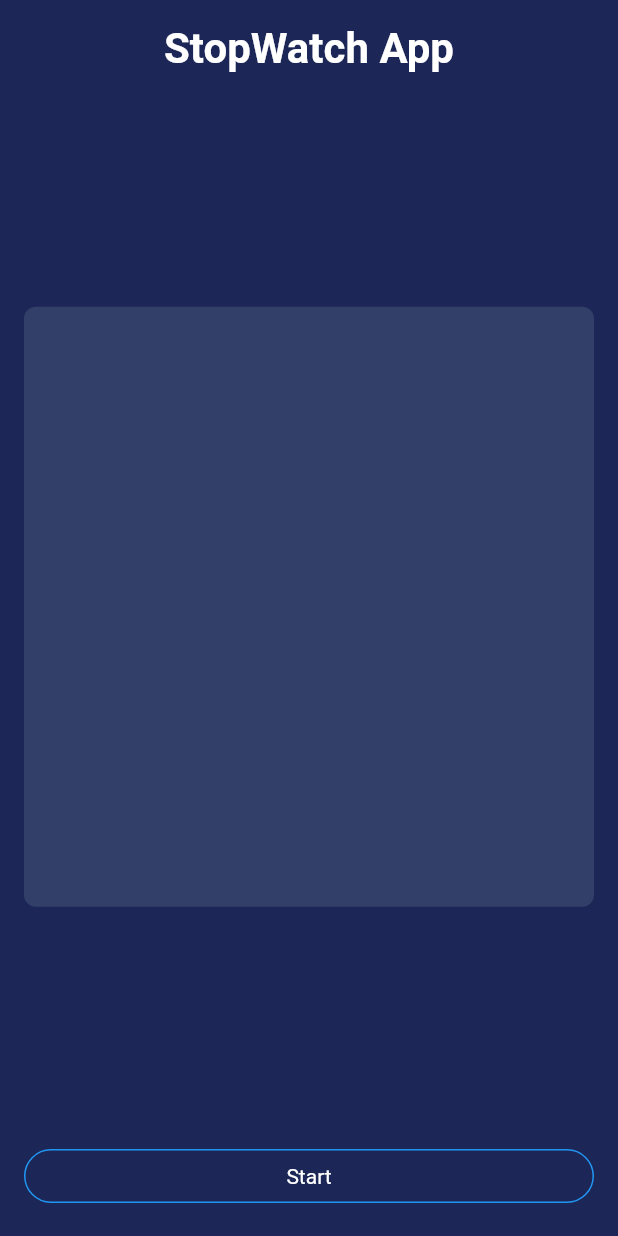
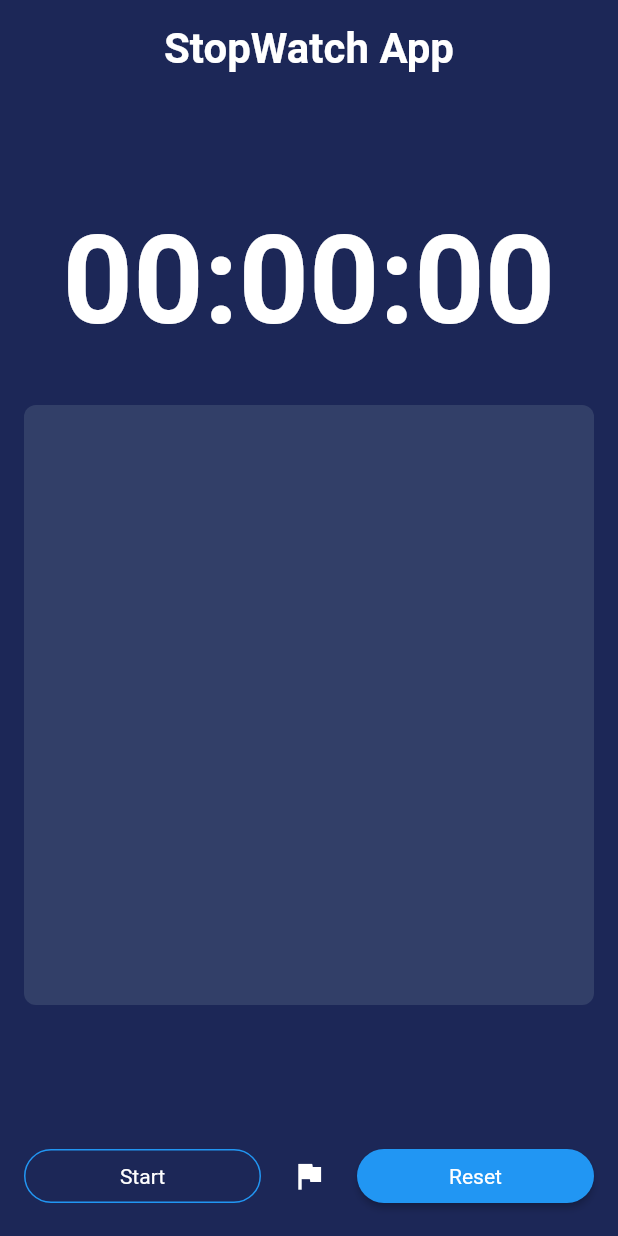
Before and after one commit to ananaziz96/flutter_stopwatch, a Flutter app: the screen it shows after launch, on a phone screen of 412 x 824 dp. Run offline on Flutter 3.47's test engine with Material 2 defaults, Android fonts, the phone set to English and light mode, and no system bars.

Commit message:
add funcs

```diff
--- a/lib/main.dart
+++ b/lib/main.dart
@@ -1,3 +1,5 @@
+import 'dart:async';
+
 import 'package:flutter/material.dart';
 
 void main() {
@@ -22,6 +24,36 @@ class HomeApp extends StatefulWidget {
 }
 
 class _HomeAppState extends State<HomeApp> {
+  int seconds = 0, minutes = 0, hours = 0;
+  String digitSeconds = "00", digitMinutes = "00", digitHours = "00";
+  Timer? timer;
+  bool started = false;
+  List laps = [];
+
+  //stop function
+  void stop() {
+    timer!.cancel();
+    setState(() {
+      started = false;
+    });
+  }
+
+  //reset function
+  void reset() {
+    timer!.cancel();
+    setState(() {
+      seconds = 0;
+      minutes = 0;
+      hours = 0;
+
+      digitSeconds = "00";
+      digitMinutes = "00";
+      digitHours = "00";
+
+      started = false;
+    });
+  }
+
   @override
   Widget build(BuildContext context) {
     return Scaffold(
@@ -44,6 +76,13 @@ class _HomeAppState extends State<HomeApp> {
                     SizedBox(
                       height: 20.0,
                     ),
+                    Center(
+                        child: Text("00:00:00",
+                            style: TextStyle(
+                              color: Colors.white,
+                              fontSize: 82.0,
+                              fontWeight: FontWeight.w600,
+                            ))),
                     Container(
                         height: 400.0,
                         decoration: BoxDecoration(
@@ -65,6 +104,26 @@ class _HomeAppState extends State<HomeApp> {
                                 child: Text(
                                   "Start",
                                   style: TextStyle(color: Colors.white),
+                                ))),
+                        SizedBox(
+                          width: 8.0,
+                        ),
+                        IconButton(
+                          color: Colors.white,
+                          onPressed: () {},
+                          icon: Icon(Icons.flag),
+                        ),
+                        SizedBox(
+                          width: 8.0,
+                        ),
+                        Expanded(
+                            child: RawMaterialButton(
+                                onPressed: () {},
+                                fillColor: Colors.blue,
+                                shape: const StadiumBorder(),
+                                child: Text(
+                                  "Reset",
+                                  style: TextStyle(color: Colors.white),
                                 )))
                       ],
                     )
```
Also changed, not shown: 1 other file.
